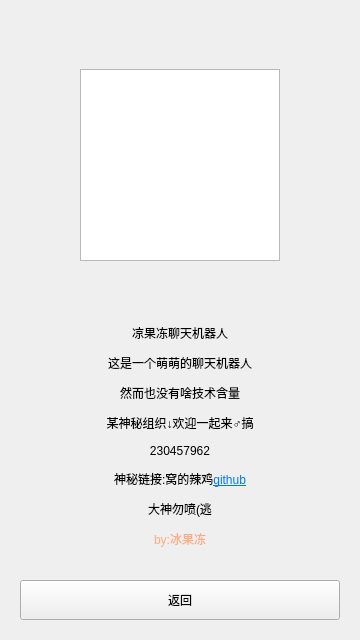
Fydui/AI-L-jelly, file 0_1_6/aboutform.ui: the form before one commit.
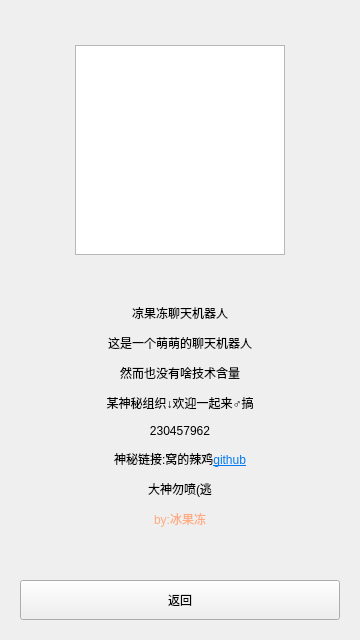
The form after the commit. Icons and pictures are not drawn.

Patch:
```diff
--- a/0_1_6/aboutform.ui
+++ b/0_1_6/aboutform.ui
@@ -37,60 +37,33 @@
        <layout class="QVBoxLayout" name="verticalLayout">
         <item>
          <widget class="QWidget" name="widget" native="true">
+          <property name="sizePolicy">
+           <sizepolicy hsizetype="Preferred" vsizetype="Preferred">
+            <horstretch>0</horstretch>
+            <verstretch>0</verstretch>
+           </sizepolicy>
+          </property>
+          <property name="minimumSize">
+           <size>
+            <width>0</width>
+            <height>250</height>
+           </size>
+          </property>
           <layout class="QGridLayout" name="gridLayout_3">
-           <item row="0" column="1">
-            <spacer name="verticalSpacer_2">
-             <property name="orientation">
-              <enum>Qt::Vertical</enum>
-             </property>
-             <property name="sizeHint" stdset="0">
-              <size>
-               <width>20</width>
-               <height>40</height>
-              </size>
-             </property>
-            </spacer>
-           </item>
-           <item row="1" column="0">
-            <spacer name="horizontalSpacer_2">
-             <property name="orientation">
-              <enum>Qt::Horizontal</enum>
-             </property>
-             <property name="sizeHint" stdset="0">
-              <size>
-               <width>40</width>
-               <height>20</height>
-              </size>
-             </property>
-            </spacer>
-           </item>
-           <item row="1" column="2">
-            <spacer name="horizontalSpacer_3">
-             <property name="orientation">
-              <enum>Qt::Horizontal</enum>
-             </property>
-             <property name="sizeHint" stdset="0">
-              <size>
-               <width>40</width>
-               <height>20</height>
-              </size>
-             </property>
-            </spacer>
-           </item>
-           <item row="1" column="1">
+           <item row="0" column="0">
             <layout class="QGridLayout" name="gridLayout">
              <item row="0" column="0">
               <widget class="QTextBrowser" name="textBrowser">
                <property name="sizePolicy">
-                <sizepolicy hsizetype="Maximum" vsizetype="Maximum">
+                <sizepolicy hsizetype="Minimum" vsizetype="Minimum">
                  <horstretch>0</horstretch>
                  <verstretch>0</verstretch>
                 </sizepolicy>
                </property>
                <property name="minimumSize">
                 <size>
-                 <width>200</width>
-                 <height>180</height>
+                 <width>210</width>
+                 <height>210</height>
                 </size>
                </property>
                <property name="maximumSize">
@@ -104,25 +77,12 @@
 &lt;html&gt;&lt;head&gt;&lt;meta name=&quot;qrichtext&quot; content=&quot;1&quot; /&gt;&lt;style type=&quot;text/css&quot;&gt;
 p, li { white-space: pre-wrap; }
 &lt;/style&gt;&lt;/head&gt;&lt;body style=&quot; font-family:'SimSun'; font-size:9pt; font-weight:400; font-style:normal;&quot;&gt;
-&lt;p style=&quot; margin-top:0px; margin-bottom:0px; margin-left:0px; margin-right:0px; -qt-block-indent:0; text-indent:0px;&quot;&gt;&lt;img src=&quot;:/new/photo/Resource/lex.jpg&quot; /&gt;&lt;/p&gt;&lt;/body&gt;&lt;/html&gt;</string>
+&lt;p style=&quot;-qt-paragraph-type:empty; margin-top:0px; margin-bottom:0px; margin-left:0px; margin-right:0px; -qt-block-indent:0; text-indent:0px;&quot;&gt;&lt;br /&gt;&lt;/p&gt;&lt;/body&gt;&lt;/html&gt;</string>
                </property>
               </widget>
              </item>
             </layout>
            </item>
-           <item row="2" column="1">
-            <spacer name="verticalSpacer">
-             <property name="orientation">
-              <enum>Qt::Vertical</enum>
-             </property>
-             <property name="sizeHint" stdset="0">
-              <size>
-               <width>20</width>
-               <height>40</height>
-              </size>
-             </property>
-            </spacer>
-           </item>
           </layout>
          </widget>
         </item>
```
Left out of the diff: 6 changed lines with no effect on the pictures.
